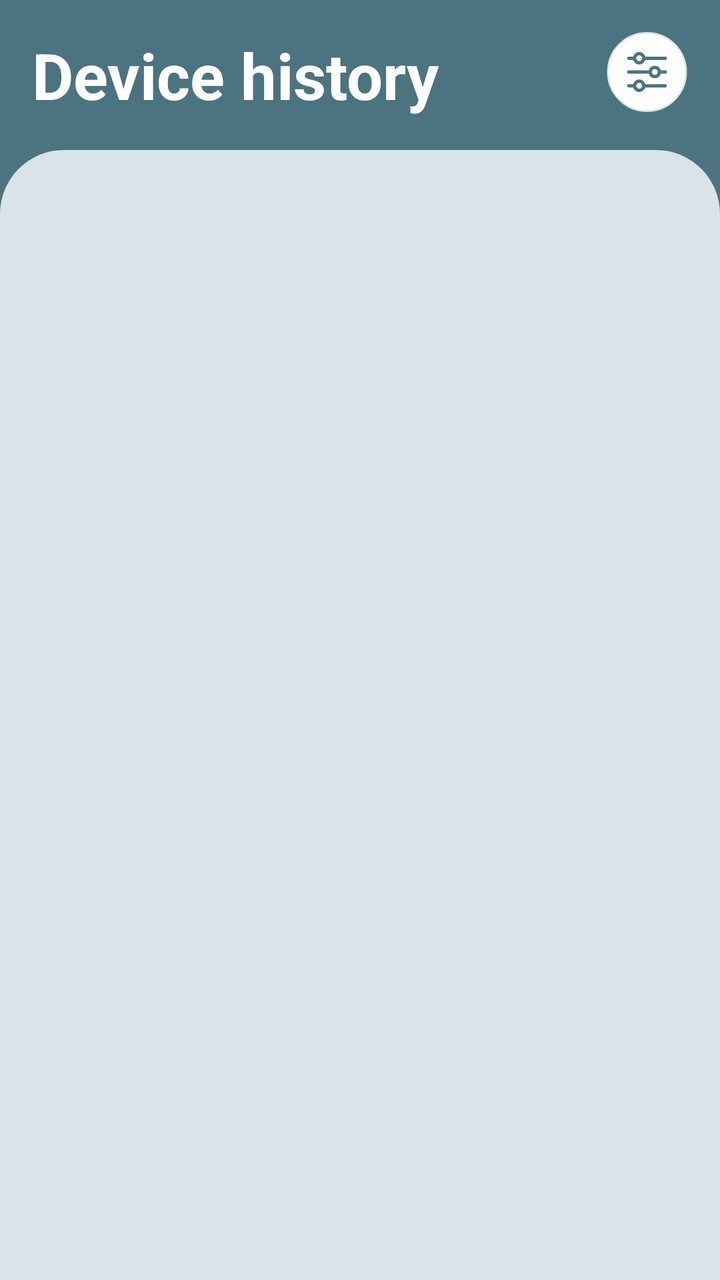
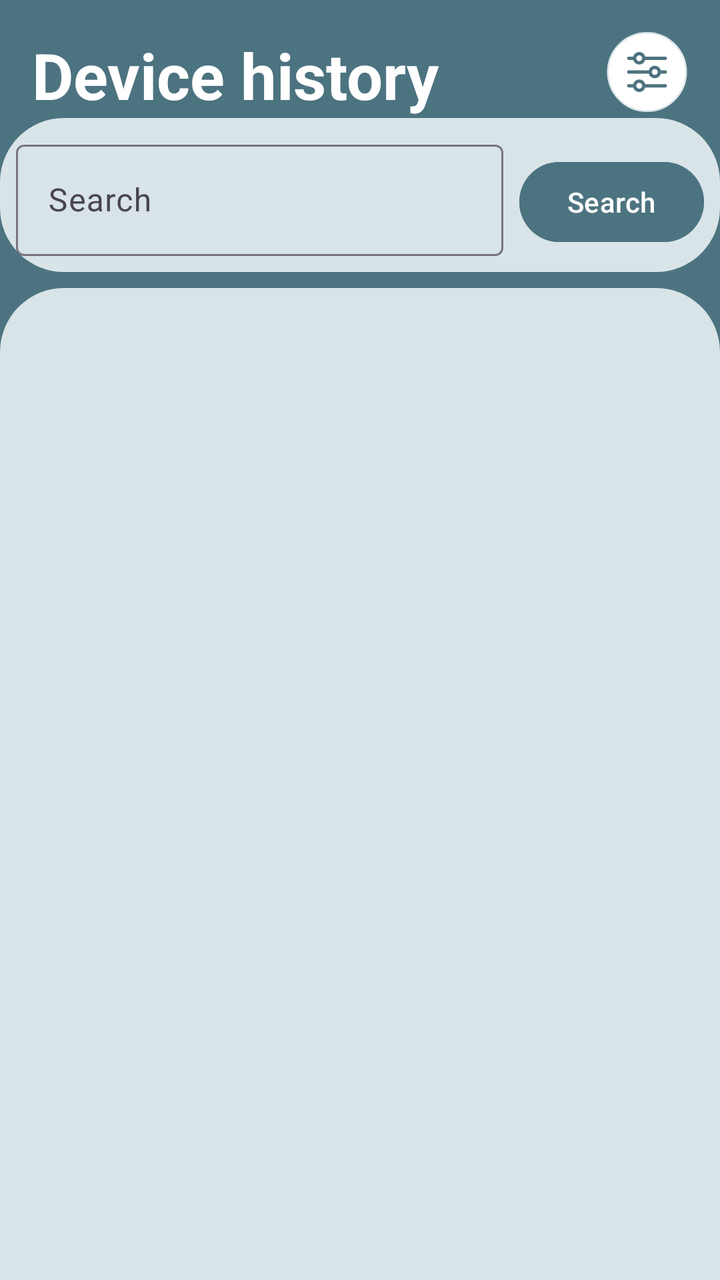

The first picture is an Android layout as it rendered before a commit; the second is the same layout after the commit. The layout source and the unified diff follow.
<!-- AndroidManifest.xml: application theme Theme.SmartHomeSystem -->
<!-- res/layout/fragment_device_history.xml -->
<?xml version="1.0" encoding="utf-8"?>
<androidx.constraintlayout.widget.ConstraintLayout xmlns:android="http://schemas.android.com/apk/res/android"
    xmlns:app="http://schemas.android.com/apk/res-auto"
    android:layout_width="match_parent"
    android:layout_height="match_parent"
    android:background="@color/main_color">

    <TextView
        android:id="@+id/title"
        android:layout_width="wrap_content"
        android:layout_height="wrap_content"
        android:layout_margin="16dp"
        android:text="Device history"
        android:textColor="@color/white"
        android:textSize="32sp"
        android:textStyle="bold"
        app:layout_constraintStart_toStartOf="parent"
        app:layout_constraintTop_toTopOf="parent" />

    <ImageView
        android:id="@+id/filter_button"
        android:layout_width="wrap_content"
        android:layout_height="wrap_content"
        android:layout_margin="16dp"
        android:src="@drawable/ic_filter"
        app:layout_constraintEnd_toEndOf="parent"
        app:layout_constraintTop_toTopOf="parent" />

    <androidx.recyclerview.widget.RecyclerView
        android:id="@+id/history_list"
        android:layout_width="match_parent"
        android:layout_height="0dp"
        android:layout_marginTop="16dp"
        android:background="@drawable/bg_device_history_recycler_view"
        android:paddingVertical="16dp"
        app:layout_constraintBottom_toBottomOf="parent"
        app:layout_constraintTop_toBottomOf="@+id/title" />
    
</androidx.constraintlayout.widget.ConstraintLayout>
<!-- resources referenced by this layout -->
<resources>
  <color name="main_color">#4C7380</color>
  <color name="white">#FFFFFFFF</color>
  <!-- drawable bg_device_history_recycler_view (drawable) -->
  <?xml version="1.0" encoding="utf-8"?>
  <shape xmlns:android="http://schemas.android.com/apk/res/android">
      <corners
          android:topLeftRadius="32dp"
          android:topRightRadius="32dp"
          android:bottomLeftRadius="0dp"
          android:bottomRightRadius="0dp"/> 
      <solid android:color="@color/light_text"/> 
  </shape>
  <!-- drawable ic_filter: vector/xml drawable (drawable, 4330 chars, omitted) -->
  <style name="Theme.SmartHomeSystem" parent="Theme.Material3.DayNight.NoActionBar">
          
          <item name="colorPrimary">@color/main_color</item>
          <item name="colorPrimaryDark">@color/main_color</item> 
          <item name="colorAccent">@color/main_color</item>
      </style>
  <color name="light_text">#D8E4E8</color>
</resources>

<!-- the commit's change to res/layout/fragment_device_history.xml (unified diff, before → after) -->
@@ -26,14 +26,49 @@
         app:layout_constraintEnd_toEndOf="parent"
         app:layout_constraintTop_toTopOf="parent" />
 
+    <LinearLayout
+        android:id="@+id/search_layout"
+        android:layout_width="match_parent"
+        android:layout_height="wrap_content"
+        android:orientation="horizontal"
+        android:padding="8dp"
+        app:layout_constraintTop_toBottomOf="@id/title"
+        app:layout_constraintStart_toStartOf="parent"
+        app:layout_constraintEnd_toEndOf="parent"
+        android:background="@drawable/bg_now_screen">
+
+        <com.google.android.material.textfield.TextInputLayout
+            android:layout_width="0dp"
+            android:layout_height="wrap_content"
+            android:layout_weight="1"
+            android:layout_marginEnd="8dp">
+
+            <com.google.android.material.textfield.TextInputEditText
+                android:id="@+id/search_input"
+                android:layout_width="match_parent"
+                android:layout_height="wrap_content"
+                android:hint="Search"
+                android:textColor="@color/black"
+                android:textColorHint="@color/black" />
+        </com.google.android.material.textfield.TextInputLayout>
+
+        <Button
+            android:id="@+id/search_button"
+            android:layout_width="wrap_content"
+            android:layout_height="wrap_content"
+            android:text="Search"
+            android:backgroundTint="@color/main_color"
+            android:textColor="@android:color/white" />
+
+    </LinearLayout>
     <androidx.recyclerview.widget.RecyclerView
         android:id="@+id/history_list"
         android:layout_width="match_parent"
         android:layout_height="0dp"
-        android:layout_marginTop="16dp"
+        android:layout_marginTop="8dp"
         android:background="@drawable/bg_device_history_recycler_view"
         android:paddingVertical="16dp"
         app:layout_constraintBottom_toBottomOf="parent"
-        app:layout_constraintTop_toBottomOf="@+id/title" />
+        app:layout_constraintTop_toBottomOf="@+id/search_layout" />
     
 </androidx.constraintlayout.widget.ConstraintLayout>
<!-- resource entries referenced after the edit -->
@@ -1,5 +1,6 @@
 <!-- resources referenced by this layout -->
 <resources>
+  <color name="black">#FF000000</color>
   <color name="main_color">#4C7380</color>
   <color name="white">#FFFFFFFF</color>
   <!-- drawable bg_device_history_recycler_view (drawable) -->
@@ -12,6 +13,24 @@
           android:bottomRightRadius="0dp"/> 
       <solid android:color="@color/light_text"/> 
   </shape>
+  <!-- drawable bg_now_screen (drawable) -->
+  <shape xmlns:android="http://schemas.android.com/apk/res/android">
+      
+      <solid android:color="@color/light_text" /> 
+  
+      
+      <stroke android:width="0dp" android:color="#000000"/> 
+  
+      
+      <corners android:radius="32dp" /> 
+  
+      
+      <padding
+          android:left="8dp"
+          android:top="8dp"
+          android:right="8dp"
+          android:bottom="8dp" />
+  </shape>
   <!-- drawable ic_filter: vector/xml drawable (drawable, 4330 chars, omitted) -->
   <style name="Theme.SmartHomeSystem" parent="Theme.Material3.DayNight.NoActionBar">
           
